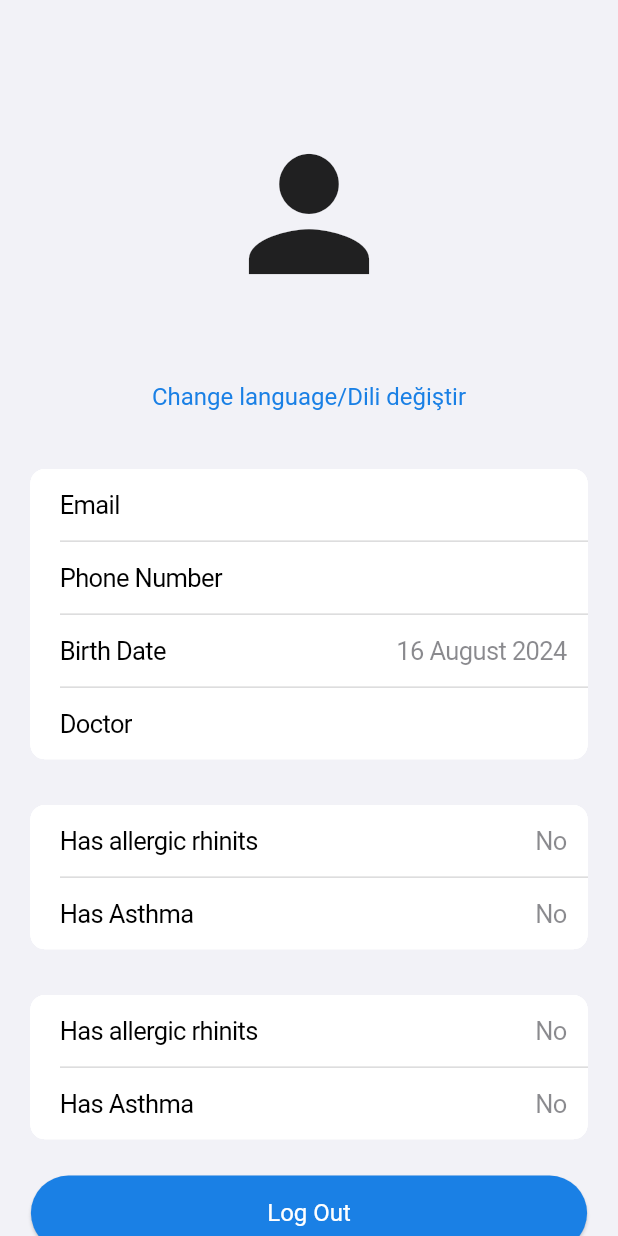
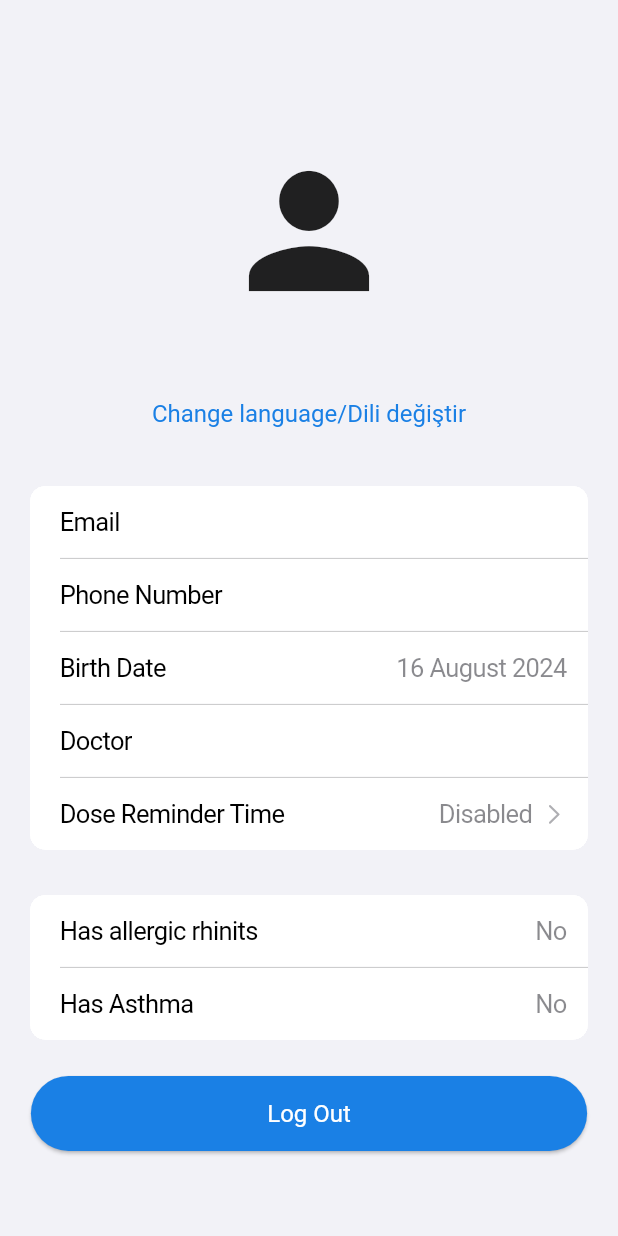
Before and after one commit to KeremTamirci/ImmunotherapyApp, a Flutter app: the ProfilePage screen opened directly, on a phone screen of 412 x 824 dp. Run offline on Flutter 3.47's test engine with Material 3 defaults, Android fonts, the phone set to English and light mode, and no system bars; our stand-ins replace accordion, cloud_firestore, firebase_auth, firebase_core, firebase_messaging, fl_chart and 8 more; missing offline and left inert: dart:ffi; accounts and stored records are empty; generated files the repository leaves out were written again; network calls fail.

Commit message:
Notifications Done

```diff
--- a/immunotheraphy_app/lib/l10n/app_en.arb
+++ b/immunotheraphy_app/lib/l10n/app_en.arb
@@ -203,7 +203,16 @@
     "cannotSignIn": "Could not Sign In",
     "cannotSignInDoctor": "You are not a doctor. Please use the patient sign in.",
     "cannotSignInPatient": "You are not a patient. Please use the doctor sign in.",
-    "tamam": "OK"
+    "tamam": "OK",
+    "disabled": "Disabled",
+    "reminder": "Reminder: Time to take your Immunotherapy dose!",
+    "daily": "This is your daily dose reminder.",
+    "reminderSettings": "Reminder Settings",
+    "enableNotifications": "Enable Notifications",
+    "reminderTime": "Reminder Time",
+    "selectTime": "Select Time",
+    "savePreferences": "Save Preferences",
+    "doseReminderTime": "Dose Reminder Time"
 
 
 }
--- a/immunotheraphy_app/lib/patient/screens/profile_page.dart
+++ b/immunotheraphy_app/lib/patient/screens/profile_page.dart
@@ -25,6 +25,8 @@ class _ProfilePageState extends State<ProfilePage> {
   final TextStyle style = const TextStyle(fontSize: 20);
   bool gotData = false;
   late String selectedLanguage = 'en'; // Default language
+  String _notificationTime = '-'; // Add this line
+  bool _notificationsEnabled = false;
 
   @override
   void initState() {
@@ -95,6 +97,25 @@ class _ProfilePageState extends State<ProfilePage> {
     });
   }
 
+  Future<void> _loadNotificationData() async {
+    SharedPreferences prefs = await SharedPreferences.getInstance();
+    final String? timeString = prefs.getString('selectedTime');
+
+    setState(() {
+      _notificationTime = timeString ?? '-';
+
+      _notificationsEnabled = prefs.getBool('notificationsEnabled') ?? false;
+    });
+  }
+
+  Future<void> _clearNotificationTime() async {
+    SharedPreferences prefs = await SharedPreferences.getInstance();
+    await prefs.remove('selectedTime');
+    await prefs.remove("notificationsEnabled");
+
+    _loadNotificationData(); // Refresh notification time immediately
+  }
+
   Future<void> _confirmSignOut(BuildContext context) async {
     return showDialog<void>(
       context: context,
@@ -119,7 +140,8 @@ class _ProfilePageState extends State<ProfilePage> {
             ),
             DialogElevatedButton(
               AppLocalizations.of(context)!.logOut,
-              onPressed: () {
+              onPressed: () async {
+                await _clearNotificationTime(); // Clear preferences before signing out
                 FirebaseAuth.instance.signOut().then((value) {
                   print("Signed Out");
                   Navigator.of(context).pushAndRemoveUntil(
@@ -142,7 +164,10 @@ class _ProfilePageState extends State<ProfilePage> {
     return CupertinoPageScaffold(
       child: Center(
         child: FutureBuilder(
-          future: _getUserData(),
+          future: Future.wait([
+            _getUserData(),
+            _loadNotificationData()
+          ]), // Ensure notification time is loaded
           builder: (BuildContext context, AsyncSnapshot<void> snapshot) {
             if (!gotData) {
               return const CircularProgressIndicator();
@@ -192,8 +217,11 @@ class _ProfilePageState extends State<ProfilePage> {
                       PatientInfoBox(
                           user: _user,
                           patientData: _patientData,
-                          doctorData: _doctorData),
-                      AdditionalInfoBox1(patientData: _patientData),
+                          doctorData: _doctorData,
+                          notificationTime: _notificationsEnabled
+                              ? _notificationTime
+                              : AppLocalizations.of(context)!
+                                  .disabled), // Pass the notification time
                       AdditionalInfoBox(patientData: _patientData),
                       const SizedBox(height: 10),
                       MainElevatedButton(
@@ -311,41 +339,13 @@ class AdditionalInfoBox extends StatelessWidget {
   }
 }
 
-class AdditionalInfoBox1 extends StatelessWidget {
-  const AdditionalInfoBox1({
-    super.key,
-    required Map<String, dynamic> patientData,
-  }) : _patientData = patientData;
-
-  final Map<String, dynamic> _patientData;
-
-  @override
-  Widget build(BuildContext context) {
-    return CupertinoList(
-        // title: "Additional Information",
-        dataPairs: [
-          {
-            'titleText': AppLocalizations.of(context)!.hasRhinitis,
-            'textValue': _patientData['has_allergic_rhinitis']
-                ? AppLocalizations.of(context)!.yes
-                : AppLocalizations.of(context)!.no
-          },
-          {
-            'titleText': AppLocalizations.of(context)!.hasAsthma,
-            'textValue': _patientData['has_asthma']
-                ? AppLocalizations.of(context)!.yes
-                : AppLocalizations.of(context)!.no
-          },
-        ]);
-  }
-}
-
 class PatientInfoBox extends StatelessWidget {
   const PatientInfoBox({
     super.key,
     required User user,
     required Map<String, dynamic> patientData,
     required Map<String, dynamic> doctorData,
+    required this.notificationTime,
   })  : _user = user,
         _patientData = patientData,
         _doctorData = doctorData;
@@ -353,6 +353,7 @@ class PatientInfoBox extends StatelessWidget {
   final User _user;
   final Map<String, dynamic> _patientData;
   final Map<String, dynamic> _doctorData;
+  final String notificationTime;
 
   @override
   Widget build(BuildContext context) {
@@ -373,11 +374,12 @@ class PatientInfoBox extends StatelessWidget {
             'textValue':
                 '${_doctorData['first_name']} ${_doctorData['last_name']}'
           },
-          /* {
-            'titleText': "Doz Hatırlatma Saati",
-            'textValue': '17:05',
+          {
+            'titleText': AppLocalizations.of(context)!.doseReminderTime,
+            'textValue':
+                notificationTime, // Use the notification time passed from ProfilePage
             "hasChevron": "0"
-          },*/
+          },
         ],
       ),
     );
--- a/immunotheraphy_app/lib/patient/utils/local_notification_handler.dart
+++ b/immunotheraphy_app/lib/patient/utils/local_notification_handler.dart
@@ -57,4 +57,9 @@ class NotificationService {
         uiLocalNotificationDateInterpretation:
             UILocalNotificationDateInterpretation.absoluteTime);
   }
+
+  Future<void> disableNotifications(int id) async {
+    // Cancel the existing notification
+    await notificationsPlugin.cancel(id);
+  }
 }
--- a/immunotheraphy_app/lib/reusable_widgets/reusable_widget.dart
+++ b/immunotheraphy_app/lib/reusable_widgets/reusable_widget.dart
@@ -3,6 +3,9 @@
 import 'package:flutter/cupertino.dart';
 import 'package:flutter/material.dart';
 import 'package:fl_chart/fl_chart.dart';
+import 'package:immunotheraphy_app/patient/notification_test.dart';
+
+import '../patient/screens/notification_page.dart';
 
 Image logoWidget(String imageName) {
   return Image.asset(
@@ -254,16 +257,18 @@ class CupertinoList extends StatelessWidget {
         return Padding(
           padding: const EdgeInsets.only(top: 2.0, bottom: 2.0),
           child: CupertinoListTile(
-            title: Text(
-              pair['titleText']!,
-              // style: TextStyle(fontSize: 18),
-            ),
-            additionalInfo: Text(
-              pair['textValue']!,
-              // style: TextStyle(fontSize: 18),
-            ),
+            title: Text(pair['titleText']!),
+            additionalInfo: Text(pair['textValue']!),
             trailing:
                 pair['hasChevron'] == "0" ? CupertinoListTileChevron() : null,
+            onTap: pair['hasChevron'] == "0"
+                ? () {
+                    Navigator.push(
+                        context,
+                        MaterialPageRoute(
+                            builder: (context) => NotificationPage()));
+                  }
+                : null,
           ),
         );
       }).toList(),
```
Also changed, not shown: immunotheraphy_app/lib/l10n/app_tr.arb (+10 -1 lines), immunotheraphy_app/lib/patient/notification_test.dart (+27 -0 lines), immunotheraphy_app/lib/patient/screens/notification_page.dart (added, +217 -0 lines).
